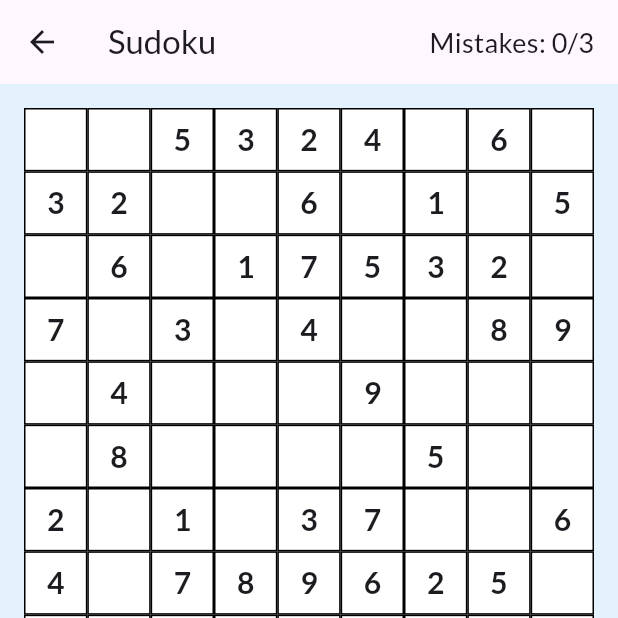
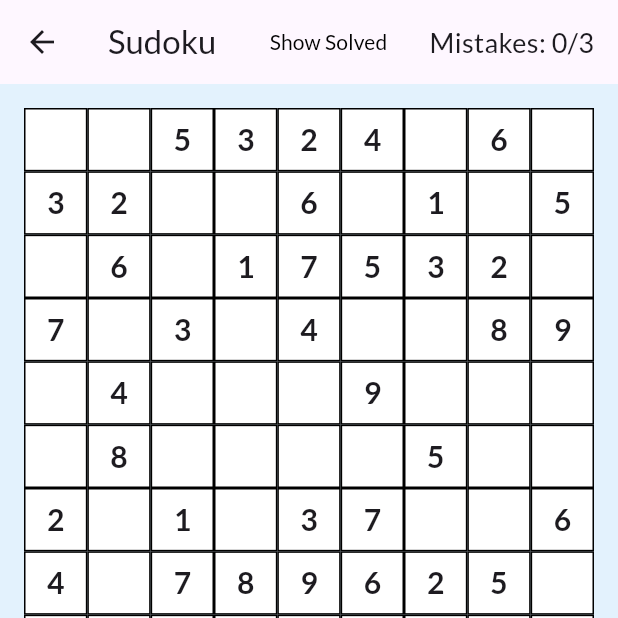
Before and after one commit to seanr89/Sudokme, a Flutter app: the SudokuScreen screen opened directly, on a phone screen of 412 x 824 dp, the top half of it. Run offline on Flutter 3.47's test engine with Material 3 defaults, Android fonts, the light colour scheme and no system bars; our stand-ins replace google_fonts.

Commit message:
solving button

```diff
--- a/lib/main.dart
+++ b/lib/main.dart
@@ -39,6 +39,7 @@ class SudokuScreenState extends State<SudokuScreen> {
   int? _selectedRow;
   int? _selectedCol;
   late List<List<bool>> _initialGrid;
+  bool _showSolution = false;
 
   @override
   void initState() {
@@ -152,6 +153,20 @@ class SudokuScreenState extends State<SudokuScreen> {
       appBar: AppBar(
         title: const Text('Sudoku'),
         actions: [
+          Padding(
+            padding: const EdgeInsets.only(right: 16.0),
+            child: TextButton(
+              onPressed: () {
+                setState(() {
+                  _showSolution = true;
+                });
+              },
+              child: const Text(
+                'Show Solved',
+                style: TextStyle(color: Colors.black),
+              ),
+            ),
+          ),
           Center(
             child: Text(
               'Mistakes: ${_sudokuLogic.mistakes}/3',
@@ -188,7 +203,9 @@ class SudokuScreenState extends State<SudokuScreen> {
                       child: Container(
                         decoration: BoxDecoration(
                           border: Border.all(),
-                          color: _selectedRow == row && _selectedCol == col
+                          color: _showSolution && !_initialGrid[row][col]
+                              ? Colors.yellow
+                              : _selectedRow == row && _selectedCol == col
                                   ? Colors.blue.withAlpha(128)
                                   : (_selectedNumber != null &&
                                           _selectedNumber != 0 &&
@@ -199,7 +216,11 @@ class SudokuScreenState extends State<SudokuScreen> {
                         ),
                         child: Center(
                           child: Text(
-                            number == 0 ? '' : number.toString(),
+                            _showSolution
+                                ? _sudokuLogic.getSolution()[row][col].toString()
+                                : number == 0
+                                    ? ''
+                                    : number.toString(),
                             style: TextStyle(
                               fontSize: 20,
                               fontWeight: _initialGrid[row][col]
--- a/lib/sudoku_logic.dart
+++ b/lib/sudoku_logic.dart
@@ -128,4 +128,8 @@ class SudokuLogic {
     }
     return true;
   }
+
+  List<List<int>> getSolution() {
+    return solutionGrid;
+  }
 }
```
Lines whose indentation alone changed are shown as unchanged.
